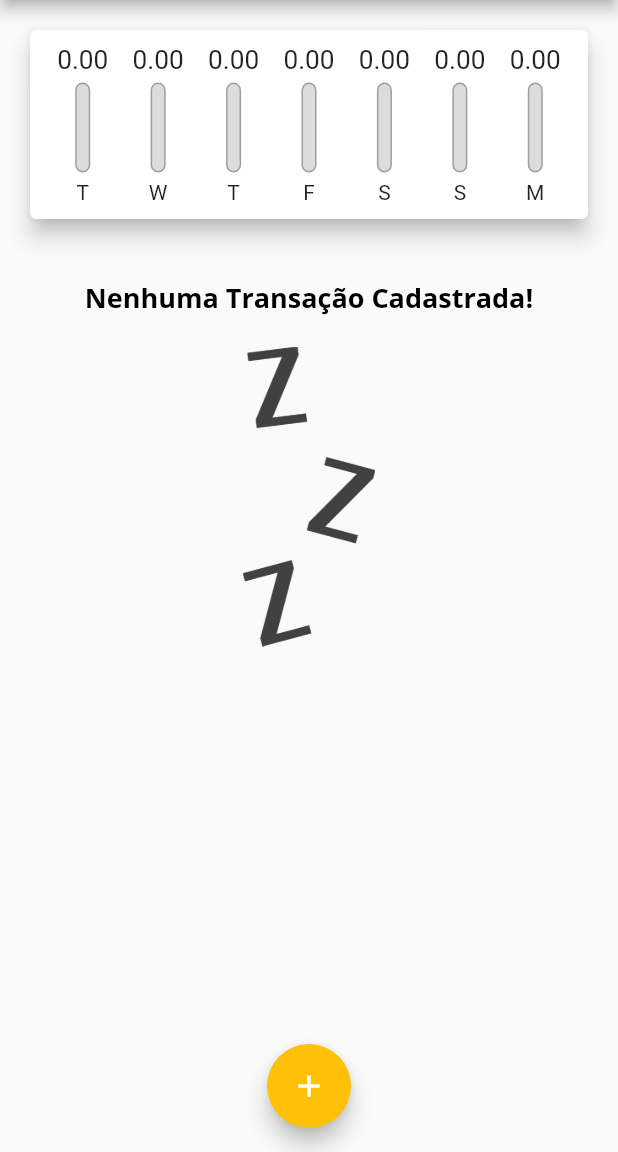
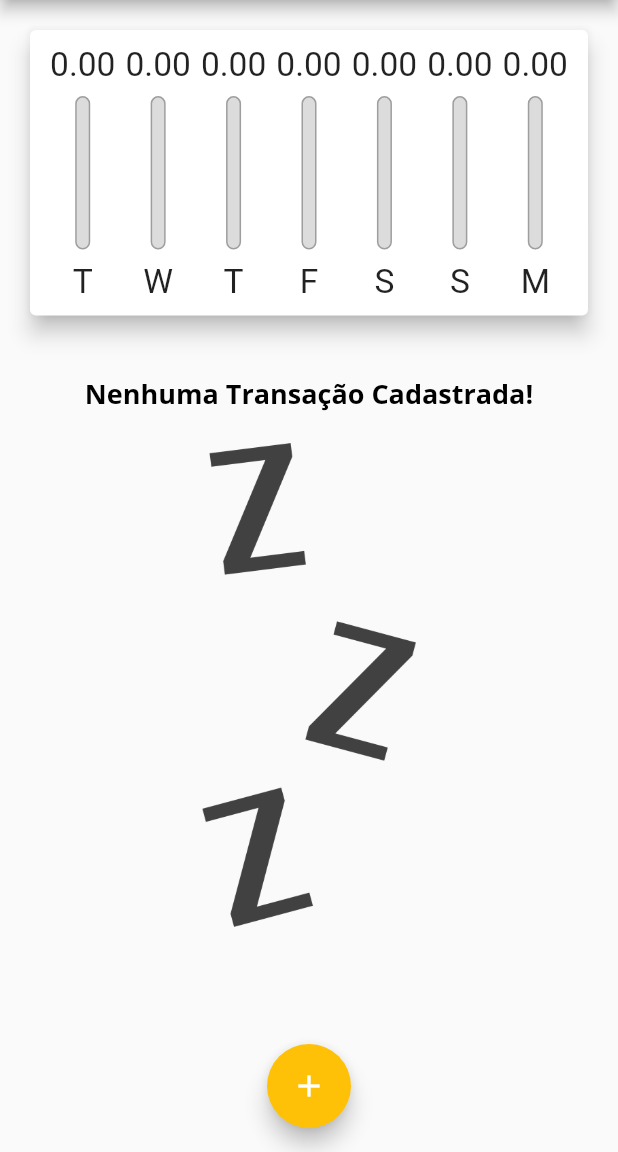
Before and after one commit to lucasgaldinodev/cod3r_flutter_expenses, a Flutter app: the screen it shows after launch, on a phone screen of 412 x 824 dp, the part 84-1236 px from its top. Run offline on Flutter 3.47's test engine with Material 2 defaults, Android fonts, the phone set to English and light mode, and no system bars.

Commit message:
25/abril

```diff
--- a/lib/components/chart_bar.dart
+++ b/lib/components/chart_bar.dart
@@ -14,17 +14,19 @@ class ChartBar extends StatelessWidget {
 
   @override
   Widget build(BuildContext context) {
+    return LayoutBuilder(
+      builder: (ctx, constraints) {
         return Column(
           children: [
             SizedBox(
-          height: 20,
+              height: constraints.maxHeight * 0.15,
               child: FittedBox(
                 child: Text('${value!.toStringAsFixed(2)}'),
               ),
             ),
-        const SizedBox(height: 5),
+            SizedBox(height: constraints.maxHeight * 0.05),
             SizedBox(
-          height: 60,
+              height: constraints.maxHeight * 0.6,
               width: 10,
               child: Stack(
                 alignment: Alignment.bottomCenter,
@@ -51,9 +53,16 @@ class ChartBar extends StatelessWidget {
                 ],
               ),
             ),
-        const SizedBox(height: 5),
-        Text(label!),
+            SizedBox(height: constraints.maxHeight * 0.05),
+            SizedBox(
+              height: constraints.maxHeight * 0.15,
+              child: FittedBox(
+                child: Text(label!),
+              ),
+            ),
           ],
+        );
+      },
     );
   }
 }
--- a/lib/components/transaction_list.dart
+++ b/lib/components/transaction_list.dart
@@ -11,10 +11,10 @@ class TransactionList extends StatelessWidget {
 
   @override
   Widget build(BuildContext context) {
-    return SizedBox(
-      height: 430,
-      child: transactions.isEmpty
-          ? Column(
+    return transactions.isEmpty
+        ? LayoutBuilder(
+            builder: (ctx, constraints) {
+              return Column(
                 children: [
                   const SizedBox(height: 20),
                   Text(
@@ -23,13 +23,15 @@ class TransactionList extends StatelessWidget {
                   ),
                   const SizedBox(height: 20),
                   SizedBox(
-                  height: 200,
+                    height: constraints.maxHeight * 0.6,
                     child: Image.asset(
                       'assets/images/waiting.png',
                       fit: BoxFit.cover,
                     ),
                   ),
                 ],
+              );
+            },
           )
         : ListView.builder(
             itemCount: transactions.length,
@@ -72,7 +74,6 @@ class TransactionList extends StatelessWidget {
                 ),
               );
             },
-            ),
           );
   }
 }
--- a/lib/main.dart
+++ b/lib/main.dart
@@ -54,6 +54,7 @@ class MyHomePage extends StatefulWidget {
 
 class _MyHomePageState extends State<MyHomePage> {
   final List<Transaction> _transactions = [];
+  bool _showChart = false;
 
   List<Transaction> get _recentTransactions {
     return _transactions.where((tr) {
@@ -95,22 +96,63 @@ class _MyHomePageState extends State<MyHomePage> {
 
   @override
   Widget build(BuildContext context) {
-    return Scaffold(
-      appBar: AppBar(
+    bool isLandscape =
+        MediaQuery.of(context).orientation == Orientation.landscape;
+
+    final appBar = AppBar(
       title: const Text('Despesas Pessoais'),
       actions: [
+        if (isLandscape)
+          IconButton(
+            icon: Icon(_showChart ? Icons.list : Icons.show_chart),
+            onPressed: () {
+              setState(() {
+                _showChart = !_showChart;
+              });
+            },
+          ),
         IconButton(
           icon: const Icon(Icons.add),
           onPressed: () => _openTransactionFormModal(context),
         ),
       ],
-      ),
+    );
+
+    final availableHeight = MediaQuery.of(context).size.height -
+        appBar.preferredSize.height -
+        MediaQuery.of(context).padding.top;
+
+    return Scaffold(
+      appBar: appBar,
       body: SingleChildScrollView(
         child: Column(
           crossAxisAlignment: CrossAxisAlignment.stretch,
           children: [
-            Chart(_recentTransactions),
-            TransactionList(_transactions, _removeTransaction),
+            // if (isLandscape)
+            //   Row(
+            //     mainAxisAlignment: MainAxisAlignment.center,
+            //     children: [
+            //       const Text('Exibir Gráfico'),
+            //       Switch(
+            //         value: _showChart,
+            //         onChanged: (value) {
+            //           setState(() {
+            //             _showChart = value;
+            //           });
+            //         },
+            //       ),
+            //     ],
+            //   ),
+            if (_showChart || !isLandscape)
+              SizedBox(
+                height: availableHeight * (isLandscape ? 0.7 : 0.3),
+                child: Chart(_recentTransactions),
+              ),
+            if (!_showChart || !isLandscape)
+              SizedBox(
+                height: availableHeight * 0.7,
+                child: TransactionList(_transactions, _removeTransaction),
+              ),
           ],
         ),
       ),
```
Lines whose indentation alone changed are shown as unchanged.
